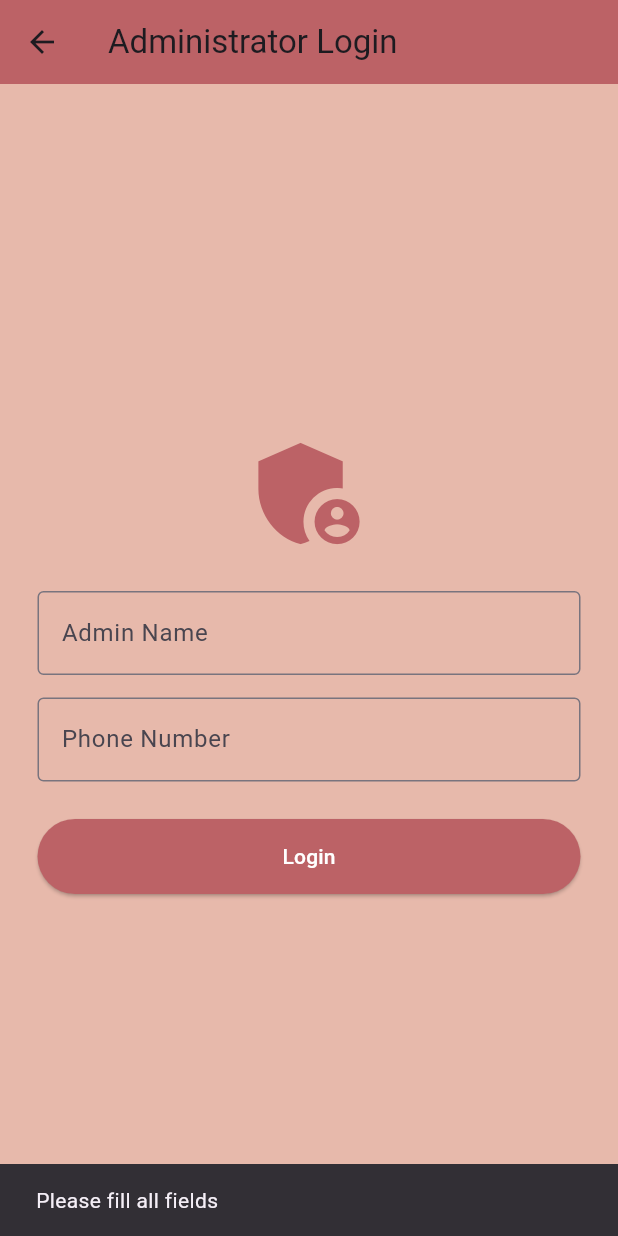
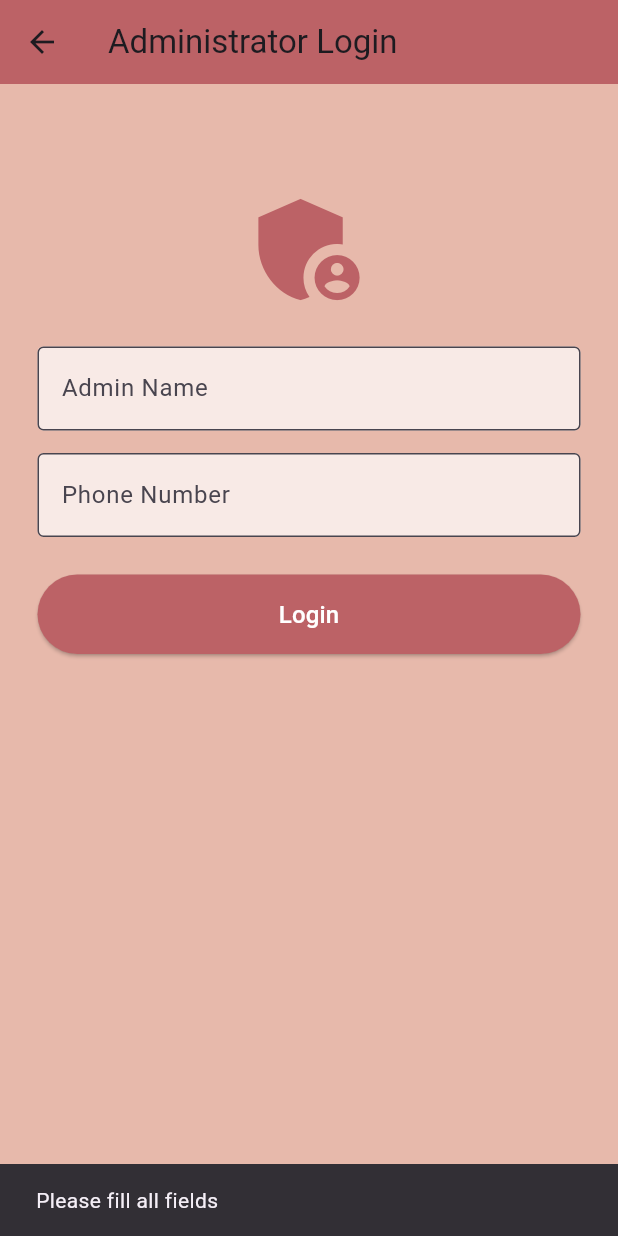
Before and after one commit to shudaryaazhinikumar-png/FixNear, a Flutter app: the AdminLoginScreen screen opened directly, after a tap on "Login", on a phone screen of 412 x 824 dp. Run offline on Flutter 3.47's test engine with Material 3 defaults, Android fonts, the phone set to English and light mode, and no system bars; our stand-ins replace cloud_firestore, firebase_auth, firebase_core, flutter_map, geolocator, latlong2; accounts and stored records are empty.

Commit message:
FixNear app completed: customer, provider, admin + Firebase integration

```diff
--- a/lib/screens/admin_login_screen.dart
+++ b/lib/screens/admin_login_screen.dart
@@ -1,5 +1,7 @@
 import 'package:flutter/material.dart';
 import 'admin_dashboard.dart';
+import 'package:firebase_auth/firebase_auth.dart';
+import 'package:cloud_firestore/cloud_firestore.dart';
 
 class AdminLoginScreen extends StatefulWidget {
   const AdminLoginScreen({super.key});
@@ -11,12 +13,76 @@ class AdminLoginScreen extends StatefulWidget {
 class _AdminLoginScreenState extends State<AdminLoginScreen> {
   final nameController = TextEditingController();
   final phoneController = TextEditingController();
+  bool isLoading = false; // Prevents double taps and gives visual feedback
 
   @override
   void dispose() {
     nameController.dispose();
     phoneController.dispose();
     super.dispose();
+  }
+
+  void _navigateToDashboard() {
+    Navigator.pushReplacement(
+      context,
+      MaterialPageRoute(
+        builder: (_) => const AdminHomeScreen(),
+      ),
+    );
+  }
+
+  Future<void> handleLogin() async {
+    // 1. Validate Form Fields
+    if (nameController.text.trim().isEmpty || phoneController.text.trim().isEmpty) {
+      ScaffoldMessenger.of(context).showSnackBar(
+        const SnackBar(content: Text("Please fill all fields")),
+      );
+      return;
+    }
+
+    setState(() {
+      isLoading = true;
+    });
+
+    try {
+      // 2. Fetch or Determine a Unique ID
+      String uid = FirebaseAuth.instance.currentUser?.uid ?? "";
+
+      // Fallback: If no Firebase Auth session exists yet, use the trimmed phone number as Document ID
+      if (uid.isEmpty) {
+        uid = phoneController.text.trim();
+      }
+
+      // 3. Save Admin Details safely to Cloud Firestore
+      await FirebaseFirestore.instance
+          .collection("admins")
+          .doc(uid)
+          .set({
+        "uid": uid,
+        "name": nameController.text.trim(),
+        "phone": phoneController.text.trim(),
+        "role": "admin",
+        "createdAt": FieldValue.serverTimestamp(),
+      }, SetOptions(merge: true));
+
+      // 4. Move smoothly to Dashboard
+      if (mounted) {
+        _navigateToDashboard();
+      }
+    } catch (e) {
+      // Catch Firestore errors (e.g. permission-denied, offline, invalid paths)
+      if (mounted) {
+        ScaffoldMessenger.of(context).showSnackBar(
+          SnackBar(content: Text("Login Database Error: ${e.toString()}")),
+        );
+      }
+    } finally {
+      if (mounted) {
+        setState(() {
+          isLoading = false;
+        });
+      }
+    }
   }
 
   @override
@@ -32,38 +98,44 @@ class _AdminLoginScreenState extends State<AdminLoginScreen> {
       ),
       body: Padding(
         padding: const EdgeInsets.all(25),
+        child: SingleChildScrollView( // Prevents overflow errors when keyboard pops up
           child: Column(
             mainAxisAlignment: MainAxisAlignment.center,
             children: [
+              const SizedBox(height: 40),
               const Icon(
                 Icons.admin_panel_settings,
                 size: 90,
                 color: cherry,
               ),
-
               const SizedBox(height: 20),
-
               TextField(
                 controller: nameController,
+                textInputAction: TextInputAction.next,
+                onSubmitted: (_) {
+                  FocusScope.of(context).nextFocus();
+                },
                 decoration: const InputDecoration(
                   labelText: "Admin Name",
                   border: OutlineInputBorder(),
+                  filled: true,
+                  fillColor: Colors.white70,
                 ),
               ),
-
               const SizedBox(height: 15),
-
               TextField(
                 controller: phoneController,
                 keyboardType: TextInputType.phone,
+                textInputAction: TextInputAction.done,
+                onSubmitted: (_) => handleLogin(), // Call unified login method on keyboard action
                 decoration: const InputDecoration(
                   labelText: "Phone Number",
                   border: OutlineInputBorder(),
+                  filled: true,
+                  fillColor: Colors.white70,
                 ),
               ),
-
               const SizedBox(height: 25),
-
               SizedBox(
                 width: double.infinity,
                 child: ElevatedButton(
@@ -71,31 +143,26 @@ class _AdminLoginScreenState extends State<AdminLoginScreen> {
                     backgroundColor: cherry,
                     padding: const EdgeInsets.symmetric(vertical: 15),
                   ),
-                onPressed: () {
-                  if (nameController.text.isEmpty ||
-                      phoneController.text.isEmpty) {
-                    ScaffoldMessenger.of(context).showSnackBar(
-                      const SnackBar(content: Text("Please fill all fields")),
-                    );
-                    return;
-                  }
-
-                  Navigator.pushReplacement(
-                    context,
-                    MaterialPageRoute(
-                      builder: (_) => const AdminHomeScreen(),
+                  onPressed: isLoading ? null : handleLogin,
+                  child: isLoading
+                      ? const SizedBox(
+                          height: 20,
+                          width: 20,
+                          child: CircularProgressIndicator(
+                            color: Colors.white,
+                            strokeWidth: 2,
                           ),
-                  );
-                },
-                child: const Text(
+                        )
+                      : const Text(
                           "Login",
-                  style: TextStyle(color: Colors.white),
+                          style: TextStyle(color: Colors.white, fontSize: 16),
                         ),
                 ),
               ),
             ],
           ),
         ),
+      ),
     );
   }
 }
```
Also changed, not shown: lib/screens/admin_dashboard.dart (+107 -38 lines). Lines whose indentation alone changed are shown as unchanged.
